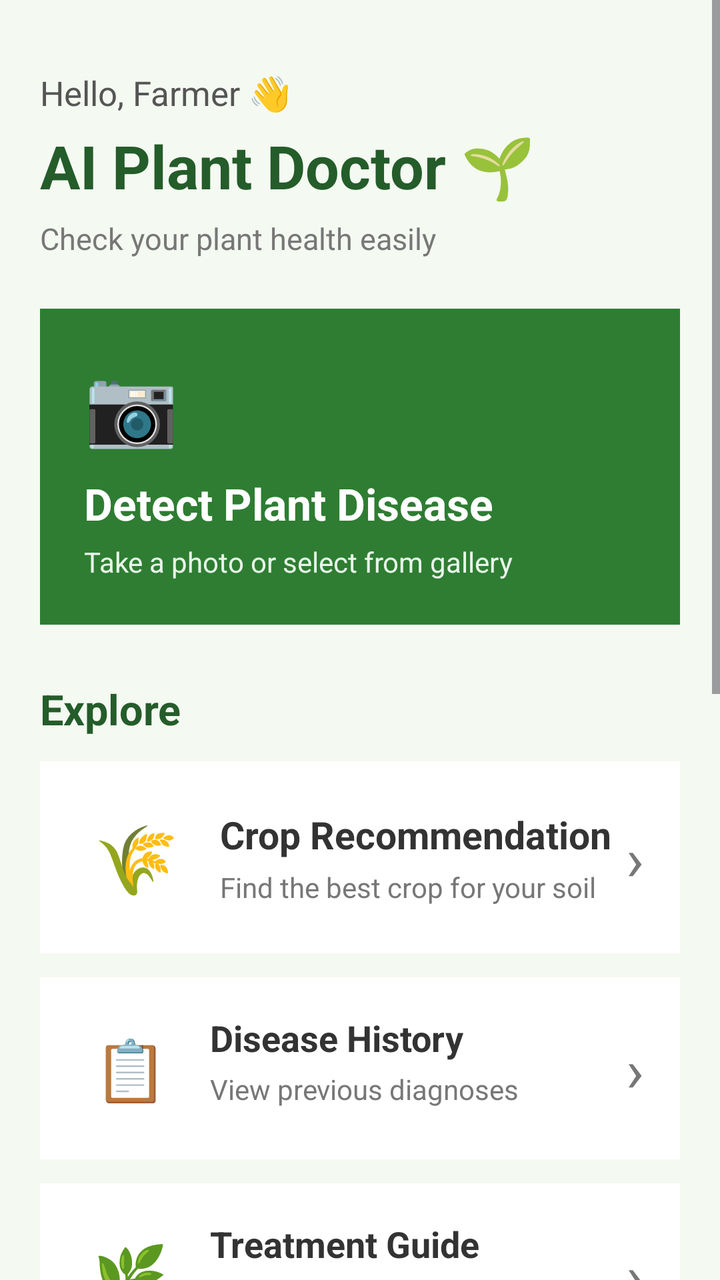
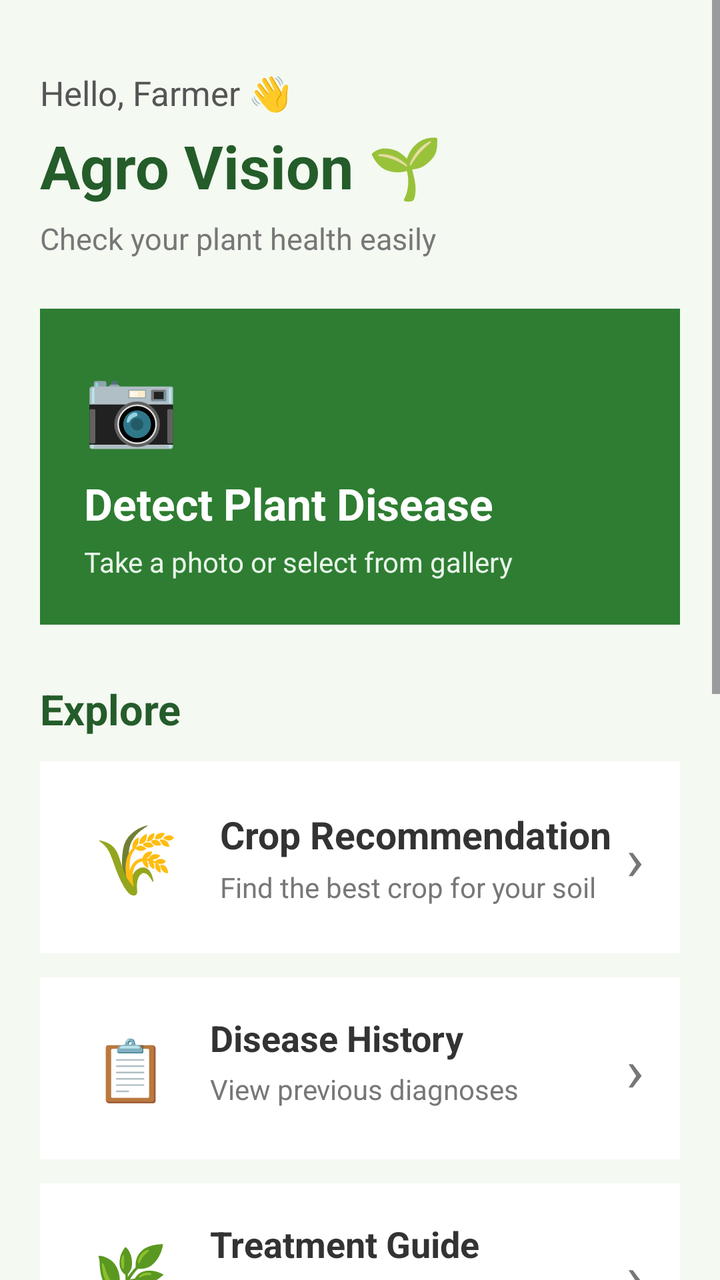

Screens rendered from an Android XML layout before and after an edit, with the pre-edit source and the edit as a unified diff.
<!-- AndroidManifest.xml: application theme Theme.AIPlantDoctor -->
<!-- res/layout/activity_main.xml -->
<?xml version="1.0" encoding="utf-8"?>
<ScrollView
    xmlns:android="http://schemas.android.com/apk/res/android"
    android:layout_width="match_parent"
    android:layout_height="match_parent"
    android:background="#F4F9F1">

    <LinearLayout
        android:layout_width="match_parent"
        android:layout_height="wrap_content"
        android:orientation="vertical"
        android:padding="20dp">

        

        <TextView
            android:layout_width="match_parent"
            android:layout_height="wrap_content"
            android:layout_marginTop="15dp"
            android:text="Hello, Farmer 👋"
            android:textColor="#555555"
            android:textSize="17sp" />

        <TextView
            android:layout_width="match_parent"
            android:layout_height="wrap_content"
            android:layout_marginTop="5dp"
            android:text="AI Plant Doctor 🌱"
            android:textColor="#245C2A"
            android:textSize="30sp"
            android:textStyle="bold" />

        <TextView
            android:layout_width="match_parent"
            android:layout_height="wrap_content"
            android:layout_marginTop="6dp"
            android:text="Check your plant health easily"
            android:textColor="#777777"
            android:textSize="15sp" />


        

        <LinearLayout
            android:id="@+id/cardDetectDisease"
            android:layout_width="match_parent"
            android:layout_height="wrap_content"
            android:layout_marginTop="25dp"
            android:background="#2E7D32"
            android:clickable="true"
            android:focusable="true"
            android:orientation="vertical"
            android:padding="22dp">

            <TextView
                android:layout_width="wrap_content"
                android:layout_height="wrap_content"
                android:text="📷"
                android:textSize="38sp" />

            <TextView
                android:layout_width="wrap_content"
                android:layout_height="wrap_content"
                android:layout_marginTop="10dp"
                android:text="Detect Plant Disease"
                android:textColor="#FFFFFF"
                android:textSize="22sp"
                android:textStyle="bold" />

            <TextView
                android:layout_width="wrap_content"
                android:layout_height="wrap_content"
                android:layout_marginTop="5dp"
                android:text="Take a photo or select from gallery"
                android:textColor="#E8F5E9"
                android:textSize="14sp" />

        </LinearLayout>




        

        <TextView
            android:layout_width="match_parent"
            android:layout_height="wrap_content"
            android:layout_marginTop="28dp"
            android:text="Explore"
            android:textColor="#245C2A"
            android:textSize="21sp"
            android:textStyle="bold" />
        <LinearLayout
            android:id="@+id/cardCropRecommendation"
            android:layout_width="match_parent"
            android:layout_height="wrap_content"
            android:layout_marginTop="12dp"
            android:background="#FFFFFF"
            android:clickable="true"
            android:focusable="true"
            android:gravity="center_vertical"
            android:orientation="horizontal"
            android:padding="18dp">

            <TextView
                android:layout_width="60dp"
                android:layout_height="60dp"
                android:gravity="center"
                android:text="🌾"
                android:textSize="34sp" />

            <LinearLayout
                android:layout_width="0dp"
                android:layout_height="wrap_content"
                android:layout_weight="1"
                android:orientation="vertical"
                android:paddingStart="12dp">

                <TextView
                    android:layout_width="wrap_content"
                    android:layout_height="wrap_content"
                    android:text="Crop Recommendation"
                    android:textColor="#333333"
                    android:textSize="19sp"
                    android:textStyle="bold" />

                <TextView
                    android:layout_width="wrap_content"
                    android:layout_height="wrap_content"
                    android:layout_marginTop="4dp"
                    android:text="Find the best crop for your soil"
                    android:textColor="#777777"
                    android:textSize="14sp" />

            </LinearLayout>

            <TextView
                android:layout_width="wrap_content"
                android:layout_height="match_parent"
                android:gravity="center"
                android:text="›"
                android:textColor="#777777"
                android:textSize="30sp" />

        </LinearLayout>


        

        <LinearLayout
            android:id="@+id/cardHistory"
            android:layout_width="match_parent"
            android:layout_height="wrap_content"
            android:layout_marginTop="12dp"
            android:background="#FFFFFF"
            android:clickable="true"
            android:focusable="true"
            android:orientation="horizontal"
            android:padding="18dp">

            <TextView
                android:layout_width="55dp"
                android:layout_height="55dp"
                android:gravity="center"
                android:text="📋"
                android:textSize="30sp" />

            <LinearLayout
                android:layout_width="0dp"
                android:layout_height="wrap_content"
                android:layout_weight="1"
                android:orientation="vertical"
                android:paddingStart="12dp">

                <TextView
                    android:layout_width="wrap_content"
                    android:layout_height="wrap_content"
                    android:text="Disease History"
                    android:textColor="#333333"
                    android:textSize="18sp"
                    android:textStyle="bold" />

                <TextView
                    android:layout_width="wrap_content"
                    android:layout_height="wrap_content"
                    android:layout_marginTop="4dp"
                    android:text="View previous diagnoses"
                    android:textColor="#777777"
                    android:textSize="14sp" />

            </LinearLayout>

            <TextView
                android:layout_width="wrap_content"
                android:layout_height="match_parent"
                android:gravity="center"
                android:text="›"
                android:textColor="#777777"
                android:textSize="30sp" />

        </LinearLayout>


        

        <LinearLayout
            android:id="@+id/cardTreatment"
            android:layout_width="match_parent"
            android:layout_height="wrap_content"
            android:layout_marginTop="12dp"
            android:background="#FFFFFF"
            android:clickable="true"
            android:focusable="true"
            android:orientation="horizontal"
            android:padding="18dp">

            <TextView
                android:layout_width="55dp"
                android:layout_height="55dp"
                android:gravity="center"
                android:text="🌿"
                android:textSize="30sp" />

            <LinearLayout
                android:layout_width="0dp"
                android:layout_height="wrap_content"
                android:layout_weight="1"
                android:orientation="vertical"
                android:paddingStart="12dp">

                <TextView
                    android:layout_width="wrap_content"
                    android:layout_height="wrap_content"
                    android:text="Treatment Guide"
                    android:textColor="#333333"
                    android:textSize="18sp"
                    android:textStyle="bold" />

                <TextView
                    android:layout_width="wrap_content"
                    android:layout_height="wrap_content"
                    android:layout_marginTop="4dp"
                    android:text="Organic and chemical treatment"
                    android:textColor="#777777"
                    android:textSize="14sp" />

            </LinearLayout>

            <TextView
                android:layout_width="wrap_content"
                android:layout_height="match_parent"
                android:gravity="center"
                android:text="›"
                android:textColor="#777777"
                android:textSize="30sp" />

        </LinearLayout>


        

        <LinearLayout
            android:id="@+id/cardExpert"
            android:layout_width="match_parent"
            android:layout_height="wrap_content"
            android:layout_marginTop="12dp"
            android:background="#FFFFFF"
            android:clickable="true"
            android:focusable="true"
            android:orientation="horizontal"
            android:padding="18dp">

            <TextView
                android:layout_width="55dp"
                android:layout_height="55dp"
                android:gravity="center"
                android:text="👨‍🌾"
                android:textSize="30sp" />

            <LinearLayout
                android:layout_width="0dp"
                android:layout_height="wrap_content"
                android:layout_weight="1"
                android:orientation="vertical"
                android:paddingStart="12dp">

                <TextView
                    android:layout_width="wrap_content"
                    android:layout_height="wrap_content"
                    android:text="Ask an Expert"
                    android:textColor="#333333"
                    android:textSize="18sp"
                    android:textStyle="bold" />

                <TextView
                    android:layout_width="wrap_content"
                    android:layout_height="wrap_content"
                    android:layout_marginTop="4dp"
                    android:text="Get help with plant problems"
                    android:textColor="#777777"
                    android:textSize="14sp" />

            </LinearLayout>

            <TextView
                android:layout_width="wrap_content"
                android:layout_height="match_parent"
                android:gravity="center"
                android:text="›"
                android:textColor="#777777"
                android:textSize="30sp" />

        </LinearLayout>

        

        <LinearLayout
            android:id="@+id/cardAgroStore"
            android:layout_width="match_parent"
            android:layout_height="wrap_content"
            android:layout_marginTop="12dp"
            android:background="#FFFFFF"
            android:clickable="true"
            android:focusable="true"
            android:gravity="center_vertical"
            android:orientation="horizontal"
            android:padding="18dp">

            <TextView
                android:layout_width="55dp"
                android:layout_height="55dp"
                android:gravity="center"
                android:text="🛒"
                android:textSize="30sp" />

            <LinearLayout
                android:layout_width="0dp"
                android:layout_height="wrap_content"
                android:layout_weight="1"
                android:orientation="vertical"
                android:paddingStart="12dp">

                <TextView
                    android:layout_width="wrap_content"
                    android:layout_height="wrap_content"
                    android:text="Agro Store"
                    android:textColor="#333333"
                    android:textSize="18sp"
                    android:textStyle="bold" />

                <TextView
                    android:layout_width="wrap_content"
                    android:layout_height="wrap_content"
                    android:layout_marginTop="4dp"
                    android:text="Seeds, fertilizers and farm products"
                    android:textColor="#777777"
                    android:textSize="14sp" />

            </LinearLayout>

            <TextView
                android:layout_width="wrap_content"
                android:layout_height="match_parent"
                android:gravity="center"
                android:text="›"
                android:textColor="#777777"
                android:textSize="30sp" />

        </LinearLayout>


        

        <LinearLayout
            android:id="@+id/cardSettings"
            android:layout_width="match_parent"
            android:layout_height="wrap_content"
            android:layout_marginTop="12dp"
            android:background="#FFFFFF"
            android:clickable="true"
            android:focusable="true"
            android:orientation="horizontal"
            android:padding="18dp">

            <TextView
                android:layout_width="55dp"
                android:layout_height="55dp"
                android:gravity="center"
                android:text="⚙️"
                android:textSize="30sp" />

            <LinearLayout
                android:layout_width="0dp"
                android:layout_height="wrap_content"
                android:layout_weight="1"
                android:orientation="vertical"
                android:paddingStart="12dp">

                <TextView
                    android:layout_width="wrap_content"
                    android:layout_height="wrap_content"
                    android:text="Settings"
                    android:textColor="#333333"
                    android:textSize="18sp"
                    android:textStyle="bold" />

                <TextView
                    android:layout_width="wrap_content"
                    android:layout_height="wrap_content"
                    android:layout_marginTop="4dp"
                    android:text="Language and app preferences"
                    android:textColor="#777777"
                    android:textSize="14sp" />

            </LinearLayout>

            <TextView
                android:layout_width="wrap_content"
                android:layout_height="match_parent"
                android:gravity="center"
                android:text="›"
                android:textColor="#777777"
                android:textSize="30sp" />

        </LinearLayout>

        <Button
            android:id="@+id/btnLogout"
            android:layout_width="match_parent"
            android:layout_height="58dp"
            android:layout_marginStart="20dp"
            android:layout_marginEnd="20dp"
            android:layout_marginTop="16dp"
            android:layout_marginBottom="20dp"

            android:background="@drawable/bg_logout_button"

            android:elevation="4dp"

            android:text="Logout"
            android:textAllCaps="false"
            android:textColor="#FFFFFF"
            android:textSize="16sp"
            android:textStyle="bold"

            android:drawableStart="@android:drawable/ic_lock_power_off"
            android:drawablePadding="10dp"

            android:gravity="center"
            android:padding="10dp" />


        

        <TextView
            android:layout_width="match_parent"
            android:layout_height="wrap_content"
            android:layout_marginTop="28dp"
            android:gravity="center"
            android:text="🌱 Smart Plant Health Assistant"
            android:textColor="#777777"
            android:textSize="13sp" />

        <TextView
            android:layout_width="match_parent"
            android:layout_height="wrap_content"
            android:layout_marginTop="4dp"
            android:gravity="center"
            android:text="Demo Version 1.0"
            android:textColor="#999999"
            android:textSize="12sp" />

    </LinearLayout>

</ScrollView>
<!-- resources referenced by this layout -->
<resources>
  <!-- drawable bg_logout_button (drawable) -->
  <?xml version="1.0" encoding="utf-8"?>
  <selector xmlns:android="http://schemas.android.com/apk/res/android">
  
      
      <item android:state_pressed="true">
  
          <shape android:shape="rectangle">
  
              <solid android:color="#B71C1C"/>
  
              <corners
                  android:radius="16dp"/>
  
          </shape>
  
      </item>
  
      
      <item>
  
          <shape android:shape="rectangle">
  
              <solid android:color="#D32F2F"/>
  
              <corners
                  android:radius="16dp"/>
  
              <padding
                  android:left="20dp"
                  android:top="14dp"
                  android:right="20dp"
                  android:bottom="14dp"/>
  
          </shape>
  
      </item>
  
  </selector>
  <style name="Theme.AIPlantDoctor" parent="Base.Theme.AIPlantDoctor" />
  <style name="Base.Theme.AIPlantDoctor" parent="Theme.Material3.DayNight.NoActionBar">
          
          
      </style>
</resources>

<!-- the commit's change to res/layout/activity_main.xml (unified diff, before → after) -->
@@ -25,7 +25,7 @@
             android:layout_width="match_parent"
             android:layout_height="wrap_content"
             android:layout_marginTop="5dp"
-            android:text="AI Plant Doctor 🌱"
+            android:text="Agro Vision 🌱"
             android:textColor="#245C2A"
             android:textSize="30sp"
             android:textStyle="bold" />
